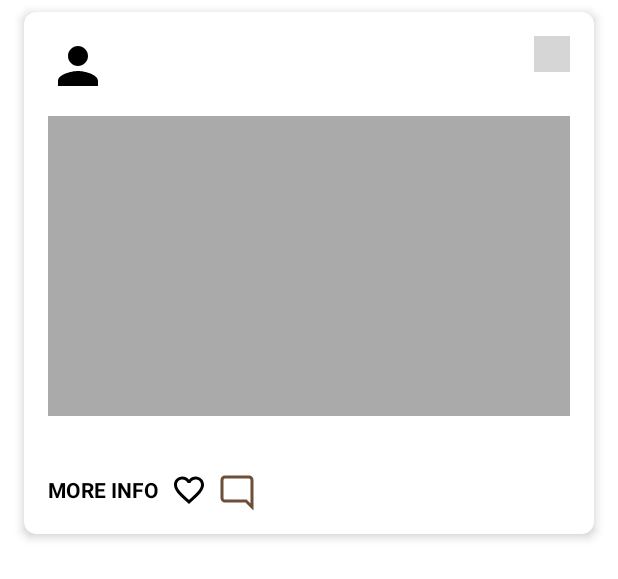
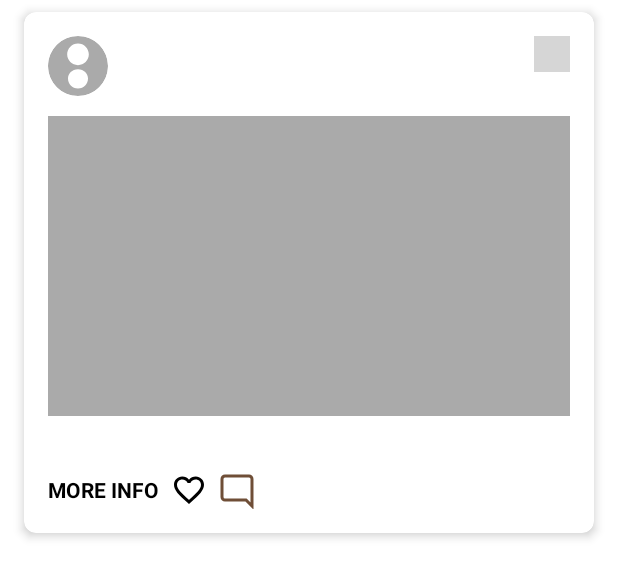
Before and after one commit to Eylon-42/coffeefee, an Android app built with Jetpack Compose: the layout feed_post.xml on its own in the app's theme, with its tools: preview values and no code run, on a phone screen of 412 x 824 dp. Shown: the top 579 px of the screen. Run offline under Robolectric (Android 15) with nearby library versions, the phone set to English and light mode, and no system bars; grey boxes are pictures that could not be loaded.

Commit message:
Added User profile image import

```diff
--- a/app/src/main/java/com/eaor/coffeefee/models/FeedPost.kt
+++ b/app/src/main/java/com/eaor/coffeefee/models/FeedPost.kt
@@ -1,13 +1,13 @@
 package com.eaor.coffeefee.models
-
 data class FeedItem(
     val id: String,                 // Unique identifier for the post
-    val userId: String,             // User ID
+    val userId: String,             // User ID of the post owner
     val userName: String,           // User's name
     val experienceDescription: String, // User's experience description
     val location: Location,         // Location object containing details
     val photoUrl: String?,          // URL to the photo associated with the post
-    val timestamp: Long             // Timestamp (e.g., the time the post was created)
+    val timestamp: Long,            // Timestamp (e.g., the time the post was created)
+    val userPhotoUrl: String?       // User's profile photo URL (if available)
 ) {
     data class Location(
         val name: String,           // Name of the place (e.g., cafe name)
--- /dev/null
+++ b/app/src/main/res/drawable/ic_coffee_placeholder.xml
@@ -0,0 +1,5 @@
+<?xml version="1.0" encoding="utf-8"?>
+<selector xmlns:android="http://schemas.android.com/apk/res/android">
+    <!-- Default state when the image is loading -->
+    <item android:drawable="@drawable/placeholder" android:state_empty="true"/>
+</selector>
--- a/app/src/main/res/layout/feed_post.xml
+++ b/app/src/main/res/layout/feed_post.xml
@@ -2,6 +2,7 @@
 <androidx.cardview.widget.CardView
     xmlns:android="http://schemas.android.com/apk/res/android"
     xmlns:app="http://schemas.android.com/apk/res-auto"
+    xmlns:tools="http://schemas.android.com/tools"
     android:layout_width="match_parent"
     android:layout_height="wrap_content"
     android:layout_marginHorizontal="16dp"
@@ -14,13 +15,15 @@
         android:layout_height="wrap_content"
         android:padding="16dp">
 
-        <ImageView
+        <com.google.android.material.imageview.ShapeableImageView
             android:id="@+id/userAvatar"
             android:layout_width="40dp"
             android:layout_height="40dp"
-            android:src="@drawable/ic_profile"
-            app:layout_constraintStart_toStartOf="parent"
-            app:layout_constraintTop_toTopOf="parent"/>
+            android:layout_centerHorizontal="true"
+            android:src="@drawable/ic_profile_placeholder"
+            app:shapeAppearanceOverlay="@style/CircularImageView"
+            android:scaleType="centerCrop"
+            tools:ignore="MissingConstraints" />
 
         <TextView
             android:id="@+id/userName"
--- a/app/src/main/res/values/styles.xml
+++ b/app/src/main/res/values/styles.xml
@@ -3,6 +3,10 @@
     <style name="ToolbarStyle" parent="ThemeOverlay.AppCompat.Dark.ActionBar">
         <item name="android:textColorPrimary">@color/white</item>
         <item name="android:textColorSecondary">@color/white</item>
+    </style>
+    <style name="CircularImageView">
+        <item name="cornerFamily">rounded</item>
+        <item name="cornerSize">50%</item> <!-- This makes it a perfect circle -->
     </style>
 
     <style name="SearchViewStyle" parent="Widget.AppCompat.SearchView">
```
Also changed, not shown: app/src/main/java/com/eaor/coffeefee/adapters/FeedAdapter.kt (+11 -3 lines), app/src/main/java/com/eaor/coffeefee/fragments/FeedFragment.kt (+74 -27 lines), app/src/main/res/drawable/placeholder.jpg (added).
